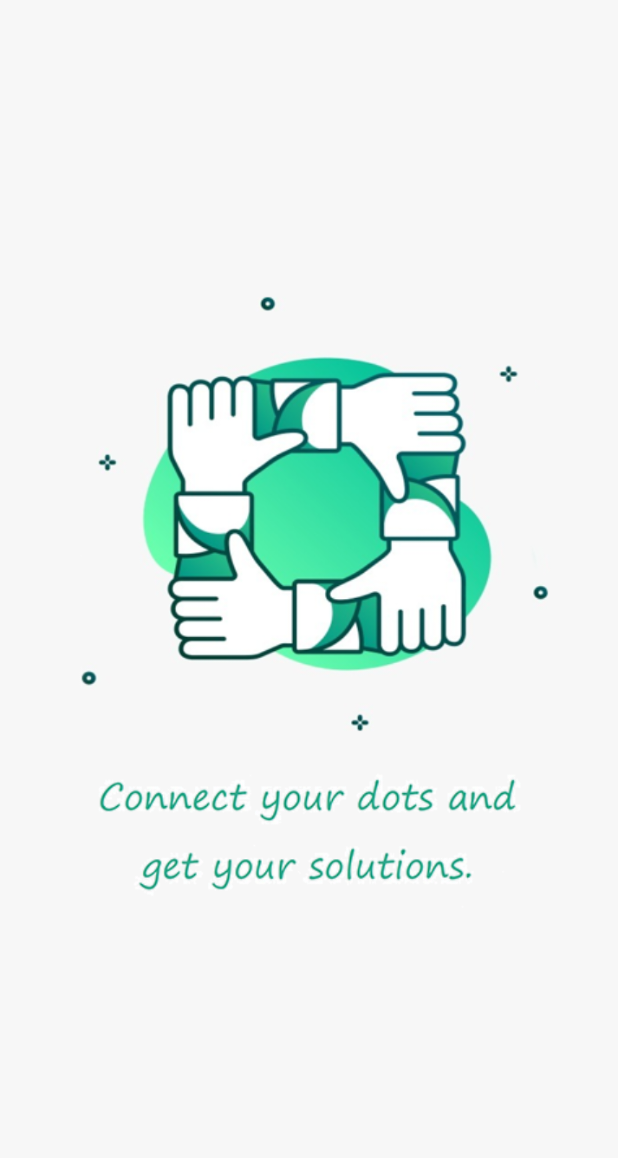
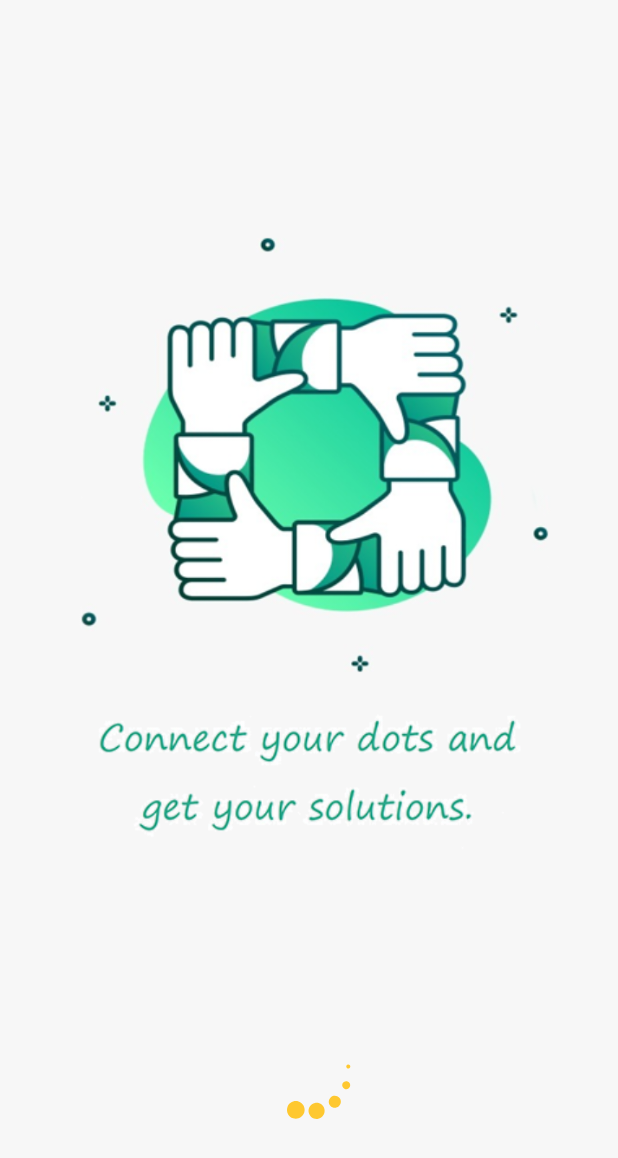
Before and after one commit to sanyam12/Veza, an Android app: the splash_screen screen opened directly, with no data from a screen before it, on a phone screen of 412 x 824 dp. Shown: the top 1158 px of the screen. Run offline under Robolectric (Android 15) with nearby library versions, the phone set to English and light mode, and no system bars; our stand-ins replace Firebase (no records; nobody signed in at launch, a user with empty details on screens opened directly).

```diff
--- a/app/build.gradle
+++ b/app/build.gradle
@@ -75,5 +75,6 @@ dependencies {
     androidTestImplementation 'androidx.test.espresso:espresso-core:3.4.0'
     implementation platform('com.google.firebase:firebase-bom:29.0.3')
     implementation 'com.google.firebase:firebase-analytics-ktx'
+    implementation "com.airbnb.android:lottie:4.2.2"
 //    implementation 'com.github.abhishekti7:UnicornFilePicker:'
 }
--- a/app/src/main/res/layout/splash_screen.xml
+++ b/app/src/main/res/layout/splash_screen.xml
@@ -16,6 +16,21 @@
         app:layout_constraintHorizontal_bias="0.0"
         app:layout_constraintStart_toStartOf="parent"
         app:layout_constraintTop_toTopOf="parent"
-        app:layout_constraintVertical_bias="0.25"
+        app:layout_constraintVertical_bias="0.0"
         app:srcCompat="@drawable/splash_back" />
+
+    <com.airbnb.lottie.LottieAnimationView
+        android:id="@+id/test_anim"
+        android:layout_width="208dp"
+        android:layout_height="134dp"
+        app:layout_constraintBottom_toBottomOf="parent"
+        app:layout_constraintEnd_toEndOf="parent"
+        app:layout_constraintHorizontal_bias="0.497"
+        app:layout_constraintStart_toStartOf="parent"
+        app:layout_constraintTop_toTopOf="parent"
+        app:layout_constraintVertical_bias="0.938"
+        app:lottie_autoPlay="true"
+        app:lottie_loop="true"
+        app:lottie_rawRes="@raw/loading_anim" />
+
 </androidx.constraintlayout.widget.ConstraintLayout>
```
Also changed, not shown: app/src/main/res/raw/loading_anim.json (added, +1 -0 lines).
